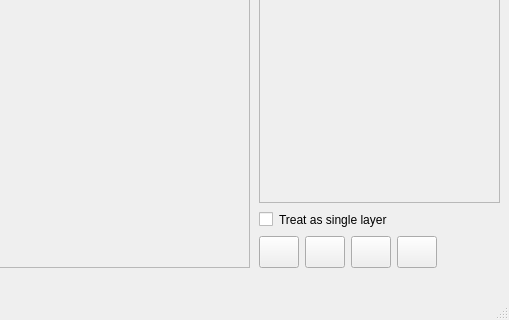
Old version of the form src/airunner/pyqt/main_window.ui in the repository Capsize-Games/airunner; both pictures show x 686 to 1195 and y 468 to 788 of the 1195 by 788 pixel window.
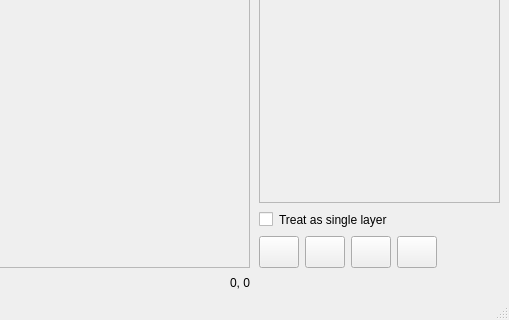
New version of the form. Icons and pictures are not drawn.

```diff
--- a/src/airunner/pyqt/main_window.ui
+++ b/src/airunner/pyqt/main_window.ui
@@ -780,6 +780,20 @@
          </property>
         </spacer>
        </item>
+       <item>
+        <widget class="QLabel" name="debug_label">
+         <property name="text">
+          <string/>
+         </property>
+        </widget>
+       </item>
+       <item>
+        <widget class="QLabel" name="canvas_position">
+         <property name="text">
+          <string>0, 0</string>
+         </property>
+        </widget>
+       </item>
       </layout>
      </widget>
     </item>
```
Left out of the diff: 35 changed lines with no effect on the pictures.
